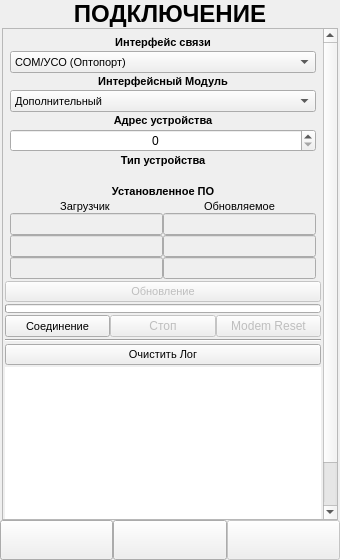
The window that ANDROID_FORMS/open_connection_form.ui (DavidSiegman/PLC_RF_Configurator) describes before a commit, drawn with Qt 5.
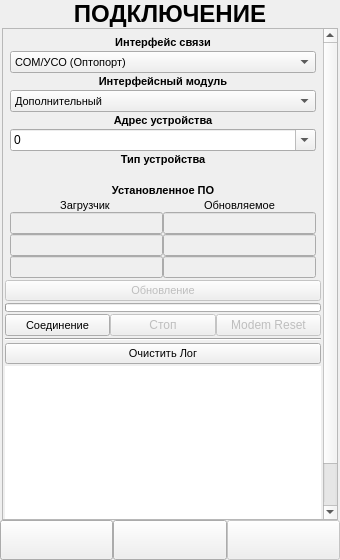
The same window after the commit. Icons and pictures are not drawn.

```diff
--- a/ANDROID_FORMS/open_connection_form.ui
+++ b/ANDROID_FORMS/open_connection_form.ui
@@ -493,33 +493,6 @@
                  </property>
                 </widget>
                </item>
-               <item row="5" column="0">
-                <widget class="QSpinBox" name="SN">
-                 <property name="sizePolicy">
-                  <sizepolicy hsizetype="Expanding" vsizetype="Minimum">
-                   <horstretch>0</horstretch>
-                   <verstretch>0</verstretch>
-                  </sizepolicy>
-                 </property>
-                 <property name="font">
-                  <font>
-                   <family>Microsoft YaHei UI</family>
-                  </font>
-                 </property>
-                 <property name="alignment">
-                  <set>Qt::AlignCenter</set>
-                 </property>
-                 <property name="minimum">
-                  <number>0</number>
-                 </property>
-                 <property name="maximum">
-                  <number>429496729</number>
-                 </property>
-                 <property name="value">
-                  <number>0</number>
-                 </property>
-                </widget>
-               </item>
                <item row="3" column="0">
                 <widget class="QComboBox" name="ModuleType">
                  <property name="enabled">
@@ -667,7 +640,7 @@
                   </font>
                  </property>
                  <property name="text">
-                  <string>Интерфейсный Модуль</string>
+                  <string>Интерфейсный модуль</string>
                  </property>
                  <property name="alignment">
                   <set>Qt::AlignCenter</set>
@@ -754,6 +727,16 @@
                  </item>
                 </widget>
                </item>
+               <item row="5" column="0">
+                <widget class="QComboBox" name="SN">
+                 <property name="editable">
+                  <bool>true</bool>
+                 </property>
+                 <property name="currentText">
+                  <string>0</string>
+                 </property>
+                </widget>
+               </item>
               </layout>
              </item>
             </layout>
```
Left out of the diff: 59 changed lines with no effect on the pictures.
